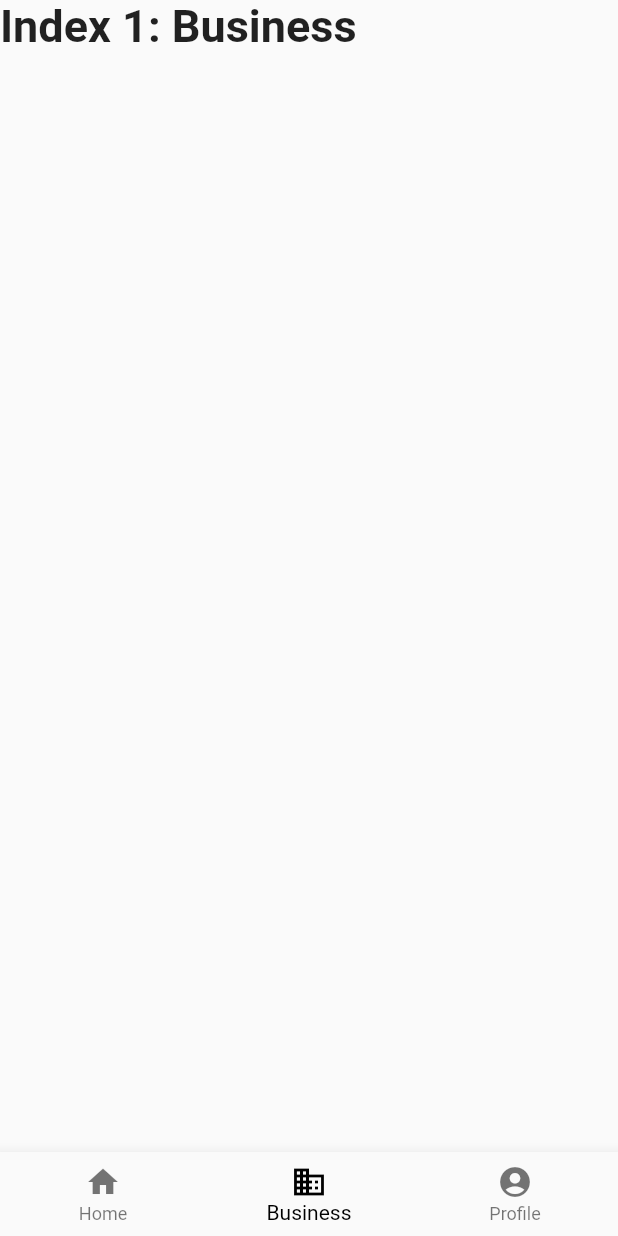
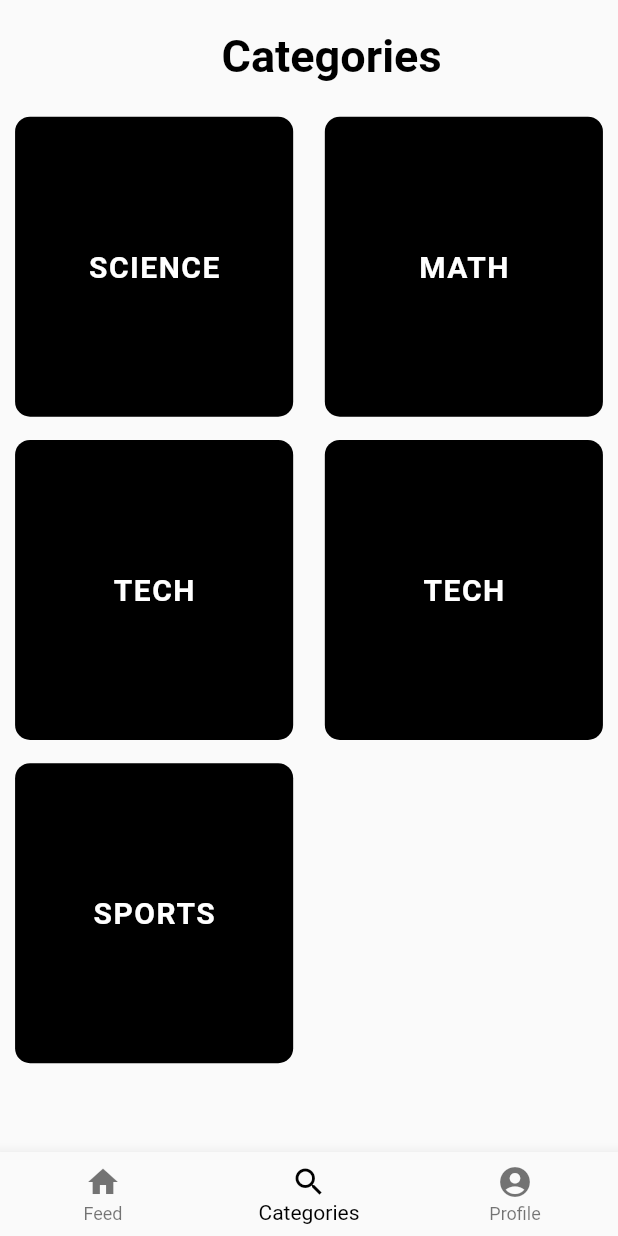
Before and after one commit to Laurell876/tellme-flutter-app, a Flutter app: the HomeScreen screen opened by its route, item 2 of the bottom bar chosen, on a phone screen of 412 x 824 dp. Run offline on Flutter 3.47's test engine with Material 2 defaults, Android fonts, the phone set to English and light mode, and no system bars; our stand-ins replace flutter_secure_storage; accounts and stored records are empty.

Commit message:
categories screen complete

```diff
--- /dev/null
+++ b/lib/CategoriesScreen.dart
@@ -0,0 +1,58 @@
+import 'package:flutter/material.dart';
+import 'Models/Category.dart';
+
+class CategoriesScreen extends StatelessWidget {
+  @override
+  Widget build(BuildContext context) {
+    var categories = [
+      new Category(id: 1, title: "SCIENCE"),
+      new Category(id: 3, title: "MATH"),
+      new Category(id: 5, title: "TECH"),
+      new Category(id: 6, title: "TECH"),
+      new Category(id: 7, title: "SPORTS")
+    ];
+
+    return Column(
+      children: [
+        SizedBox(height: 20),
+        Container(
+          margin: const EdgeInsets.only(left: 30.0),
+          child: Text(
+            "Categories",
+            style: TextStyle(
+                fontWeight: FontWeight.bold, fontSize: 30, color: Colors.black),
+          ),
+        ),
+        SizedBox(height: 20),
+        Expanded(
+          child: GridView.builder(
+            itemCount: categories.length,
+            gridDelegate: SliverGridDelegateWithFixedCrossAxisCount(
+                crossAxisCount: 2, crossAxisSpacing: 1, mainAxisSpacing: 10),
+            itemBuilder: (BuildContext context, int index) {
+              return Center(
+                  child: Container(
+                      width: MediaQuery.of(context).size.width * 0.45,
+                      height: 200,
+                      decoration: BoxDecoration(
+                          color: Colors.black,
+                          borderRadius: BorderRadius.all(Radius.circular(10))
+                      ),
+                      child: Center(
+                        child: Text(
+                          categories[index].title,
+                          style: TextStyle(
+                            color: Colors.white,
+                            fontSize: 20,
+                            fontWeight: FontWeight.bold,
+                            letterSpacing: 1
+                          ),
+                        ),
+                      )));
+            },
+          ),
+        ),
+      ],
+    );
+  }
+}
--- a/lib/Feed.dart
+++ b/lib/Feed.dart
@@ -1,9 +1,9 @@
 import 'package:flutter/material.dart';
 import 'package:tellme_flutter_app/QuestionCard.dart';
-import './Question.dart';
+import 'Models/Question.dart';
 
 class Feed extends StatelessWidget {
-  var questions = [
+  List<Question> questions = [
     new Question(
         id: 32,
         user_id: 16,
--- a/lib/HomeScreen.dart
+++ b/lib/HomeScreen.dart
@@ -1,5 +1,6 @@
 import 'package:flutter/material.dart';
-import 'Feed.dart';
+import 'package:tellme_flutter_app/CategoriesScreen.dart';
+import './Feed.dart';
 
 /// This is the stateful widget that the main application instantiates.
 class HomeScreen extends StatefulWidget {
@@ -16,10 +17,7 @@ class _HomeScreenState extends State<HomeScreen> {
   TextStyle(fontSize: 30, fontWeight: FontWeight.bold);
   static List<Widget> _widgetOptions = <Widget>[
     Feed(),
-    Text(
-      'Index 1: Business',
-      style: optionStyle,
-    ),
+    CategoriesScreen(),
     Text(
       'Index 2: School',
       style: optionStyle,
@@ -40,11 +38,11 @@ class _HomeScreenState extends State<HomeScreen> {
         items: const <BottomNavigationBarItem>[
           BottomNavigationBarItem(
             icon: Icon(Icons.home),
-            label: 'Home',
+            label: 'Feed',
           ),
           BottomNavigationBarItem(
-            icon: Icon(Icons.business),
-            label: 'Business',
+            icon: Icon(Icons.search),
+            label: 'Categories',
           ),
           BottomNavigationBarItem(
             icon: Icon(Icons.account_circle_sharp),
--- /dev/null
+++ b/lib/Models/Category.dart
@@ -0,0 +1,9 @@
+class Category {
+  int id;
+  String title;
+
+  Category({
+    this.id,
+    this.title
+  });
+}
--- a/lib/QuestionCard.dart
+++ b/lib/QuestionCard.dart
@@ -1,5 +1,5 @@
 import 'package:flutter/material.dart';
-import 'package:tellme_flutter_app/Question.dart';
+import './Models/Question.dart';
 
 class QuestionCard extends StatelessWidget {
   final Question question;
--- a/lib/main.dart
+++ b/lib/main.dart
@@ -8,7 +8,7 @@ import 'dart:convert' show json, base64, ascii;
 import 'dart:convert';
 import './AuthUser.dart';
 import './AuthResponse.dart';
-import './Question.dart';
+import 'Models/Question.dart';
 import './LoginScreen.dart';
 import './RegistrationScreen.dart';
 
```
Also changed, not shown: lib/Models/Question.dart (renamed from lib/Question.dart).
